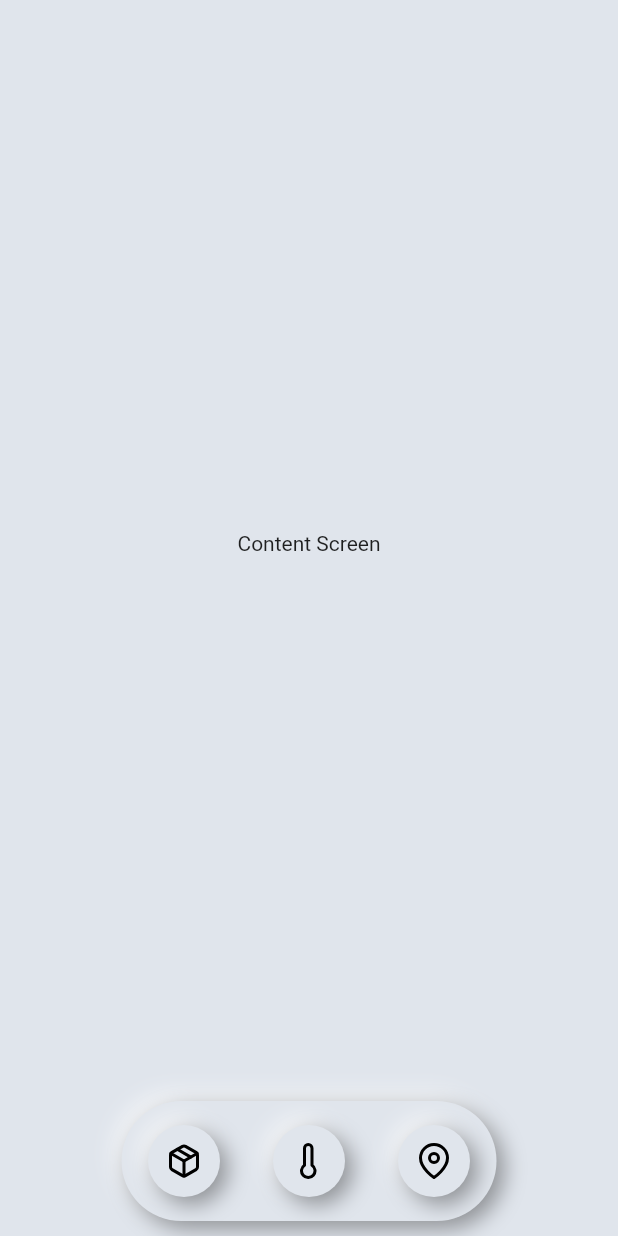
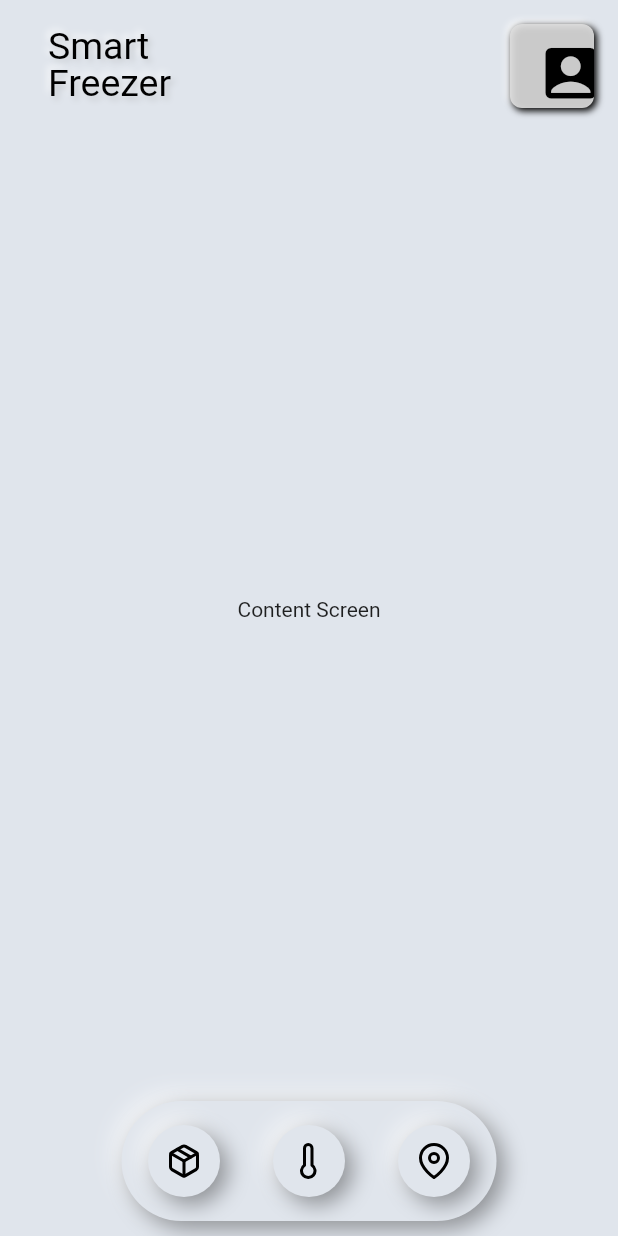
Before and after one commit to Sammonnay-Sarcar/Smart-Refrigerator, a Flutter app: the screen it shows after launch, after a tap on an icon or button, on a phone screen of 412 x 824 dp. Run offline on Flutter 3.47's test engine with Material 2 defaults, Android fonts, the phone set to English and light mode, and no system bars; drawn by our look-alikes of flutter_neumorphic; our stand-ins replace flutter_feather_icons; Roboto replaces fonts that are missing (Poppins); statements that could not run were skipped.

Commit message:
skeleton made

```diff
--- a/lib/bottomNavigationBar.dart
+++ b/lib/bottomNavigationBar.dart
@@ -1,3 +1,4 @@
+import 'package:cold_storage/common/widgets/app_bar.dart';
 import 'package:cold_storage/features/Content/screen/content_screen.dart';
 import 'package:cold_storage/features/Home%20Screen/screen/Home_Screen.dart';
 import 'package:cold_storage/features/Location/screen/location_screen.dart';
@@ -32,6 +33,37 @@ class _RoundedBottomNavigationBarState
   @override
   Widget build(BuildContext context) {
     return Scaffold(
+      appBar: NeumorphicAppBar(
+        title: NeumorphicText(
+          'Smart\nFreezer',
+          textAlign: TextAlign.left,
+          textStyle: NeumorphicTextStyle(
+            fontSize: 25,
+            fontFamily: 'Poppins',
+            height: 1,
+          ),
+          style: const NeumorphicStyle(
+            depth: 5,
+            color: Colors.black,
+            shadowDarkColor: Colors.grey,
+          ),
+        ),
+        actions: <Widget>[
+          NeumorphicButton(
+              style: const NeumorphicStyle(
+                intensity: 5,
+                depth: 3,
+                lightSource: LightSource.topLeft,
+                shape: NeumorphicShape.flat,
+                color: Color(0xE8DEDEDE),
+              ),
+              onPressed: () {},
+              child: const Icon(
+                Icons.account_box_rounded,
+                size: 45,
+              ))
+        ],
+      ),
       body: _pages[_selectedIndex],
       bottomNavigationBar: Container(
         height: 100,
```
Also changed, not shown: lib/common/widgets/app_bar.dart (added, +40 -0 lines), lib/main.dart (+0 -44 lines).
